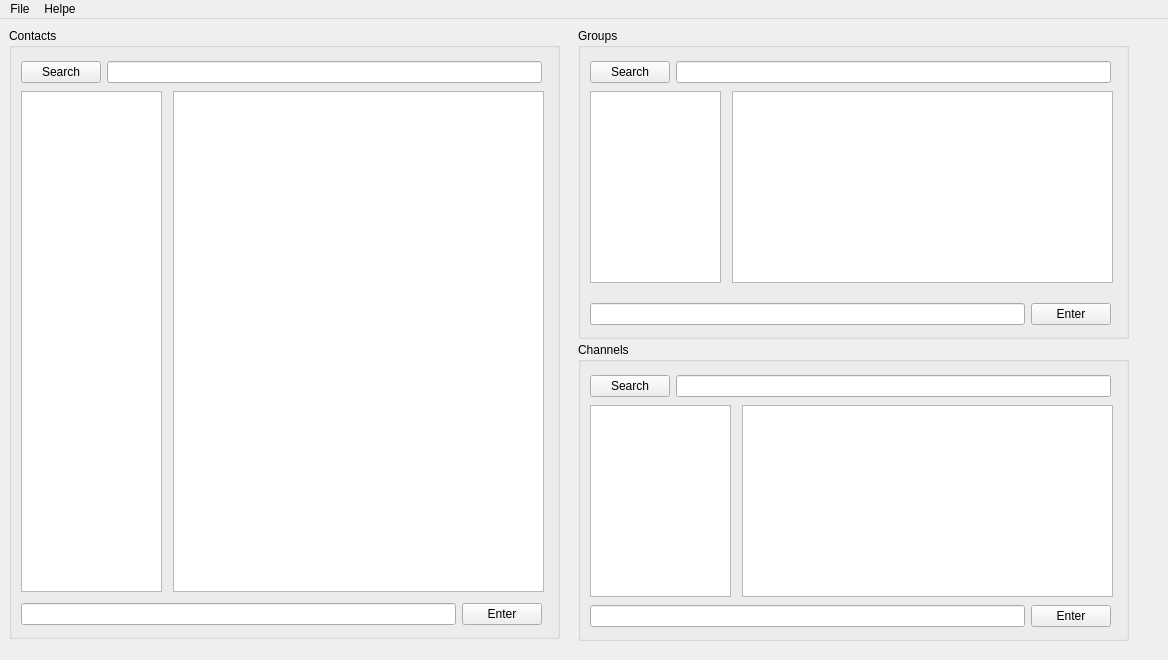
Behdad-AVI-203/Messenger_CodeX_11, file FinalProject_Messenger/startwindow.ui: the form before one commit.
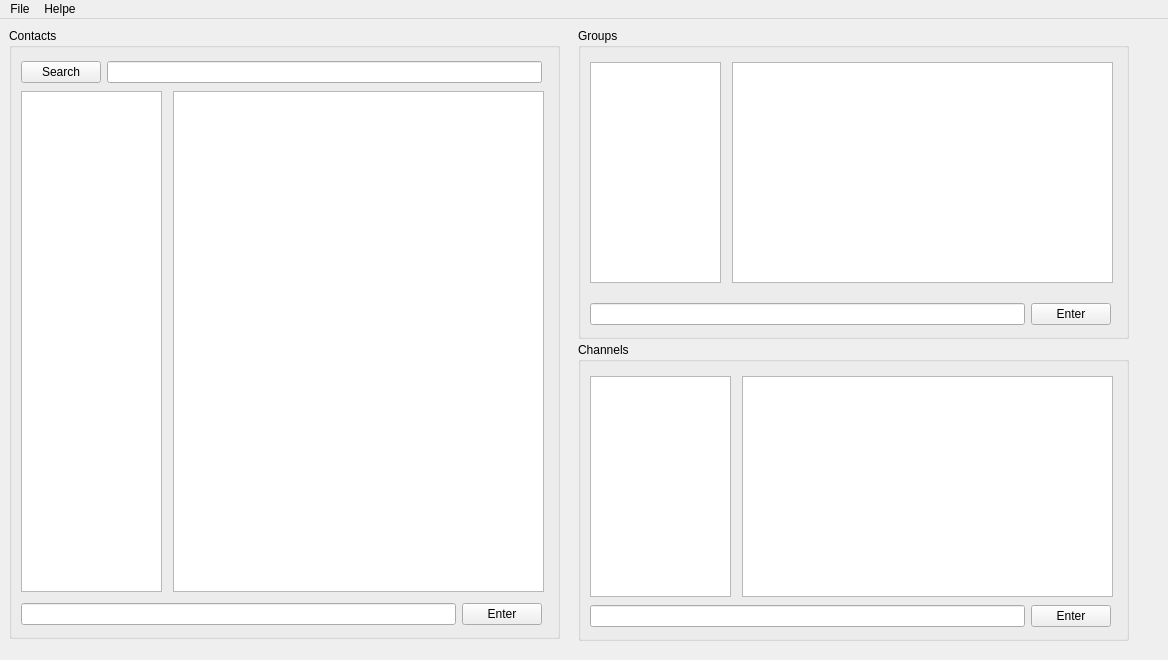
The form after the commit.

```diff
--- a/FinalProject_Messenger/startwindow.ui
+++ b/FinalProject_Messenger/startwindow.ui
@@ -139,28 +139,6 @@
     <property name="title">
      <string>Groups</string>
     </property>
-    <widget class="QWidget" name="layoutWidget">
-     <property name="geometry">
-      <rect>
-       <x>12</x>
-       <y>31</y>
-       <width>521</width>
-       <height>26</height>
-      </rect>
-     </property>
-     <layout class="QHBoxLayout" name="horizontalLayout_2">
-      <item>
-       <widget class="QPushButton" name="pushButton_searchgroupe">
-        <property name="text">
-         <string>Search</string>
-        </property>
-       </widget>
-      </item>
-      <item>
-       <widget class="QLineEdit" name="lineEdit_searchgroupe"/>
-      </item>
-     </layout>
-    </widget>
     <widget class="QWidget" name="layoutWidget">
      <property name="geometry">
       <rect>
@@ -187,9 +165,9 @@
      <property name="geometry">
       <rect>
        <x>154</x>
-       <y>63</y>
+       <y>34</y>
        <width>381</width>
-       <height>192</height>
+       <height>221</height>
       </rect>
      </property>
     </widget>
@@ -197,9 +175,9 @@
      <property name="geometry">
       <rect>
        <x>12</x>
-       <y>63</y>
+       <y>34</y>
        <width>131</width>
-       <height>192</height>
+       <height>221</height>
       </rect>
      </property>
     </widget>
@@ -216,28 +194,6 @@
     <property name="title">
      <string>Channels</string>
     </property>
-    <widget class="QWidget" name="layoutWidget">
-     <property name="geometry">
-      <rect>
-       <x>12</x>
-       <y>31</y>
-       <width>521</width>
-       <height>26</height>
-      </rect>
-     </property>
-     <layout class="QHBoxLayout" name="horizontalLayout_4">
-      <item>
-       <widget class="QPushButton" name="pushButton_searcchannel">
-        <property name="text">
-         <string>Search</string>
-        </property>
-       </widget>
-      </item>
-      <item>
-       <widget class="QLineEdit" name="lineEdit_searchchannel"/>
-      </item>
-     </layout>
-    </widget>
     <widget class="QWidget" name="layoutWidget">
      <property name="geometry">
       <rect>
@@ -264,9 +220,9 @@
      <property name="geometry">
       <rect>
        <x>164</x>
-       <y>63</y>
+       <y>34</y>
        <width>371</width>
-       <height>192</height>
+       <height>221</height>
       </rect>
      </property>
     </widget>
@@ -274,9 +230,9 @@
      <property name="geometry">
       <rect>
        <x>12</x>
-       <y>63</y>
+       <y>34</y>
        <width>141</width>
-       <height>192</height>
+       <height>221</height>
       </rect>
      </property>
     </widget>
```
